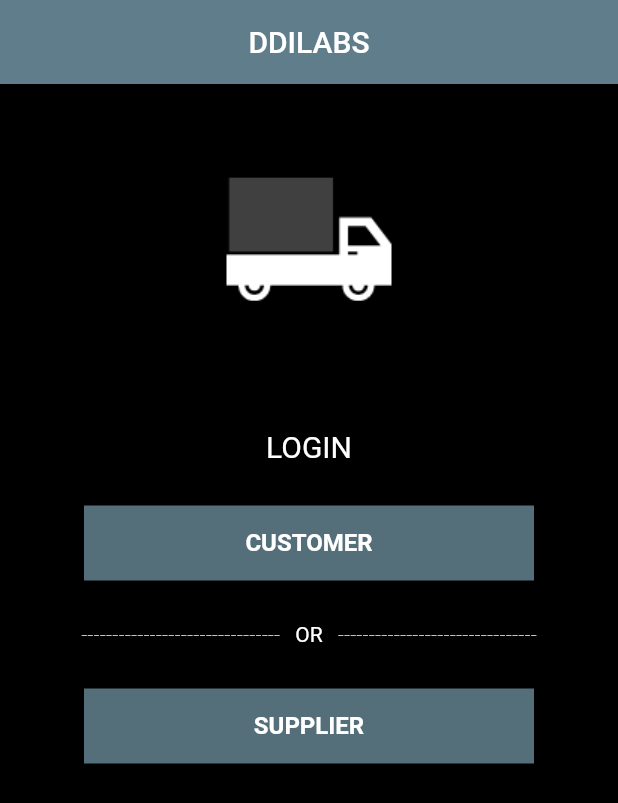
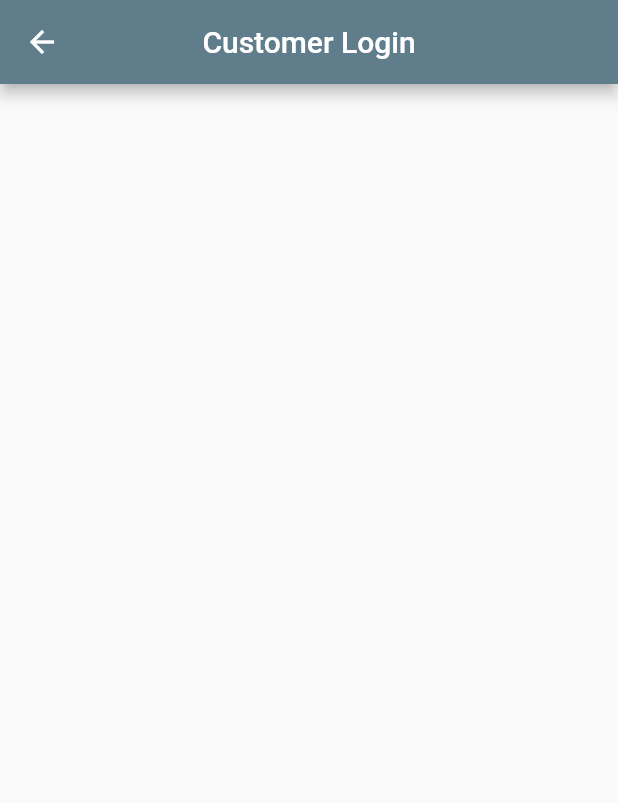
Before and after one commit to garaujo23/supply-app, a Flutter app: the screen it shows after launch, after a tap on "CUSTOMER", on a phone screen of 412 x 824 dp. Shown: the top 803 px of the screen. Run offline on Flutter 3.47's test engine with Material 2 defaults, Android fonts, the phone set to English and light mode, and no system bars.

Commit message:
Added navigation to log in screens

```diff
--- /dev/null
+++ b/flutter_app/lib/ui/customer_login_screen.dart
@@ -0,0 +1,19 @@
+import 'package:flutter/material.dart';
+
+class CustomerLoginScreen extends StatefulWidget {
+  @override
+  _CustomerLoginScreenState createState() => _CustomerLoginScreenState();
+}
+
+class _CustomerLoginScreenState extends State<CustomerLoginScreen> {
+  @override
+  Widget build(BuildContext context) {
+    return Scaffold(
+      appBar: new AppBar(
+        title: new Text("Customer Login"),
+        backgroundColor: Colors.blueGrey,
+        centerTitle: true,
+      ),
+    );
+  }
+}
--- a/flutter_app/lib/ui/home.dart
+++ b/flutter_app/lib/ui/home.dart
@@ -1,4 +1,7 @@
 import 'package:flutter/material.dart';
+
+import '../ui/customer_login_screen.dart';
+import '../ui/supplier_login_screen.dart';
 
 class Home extends StatelessWidget {
   @override
@@ -9,9 +12,7 @@ class Home extends StatelessWidget {
         centerTitle: true,
         backgroundColor: Colors.blueGrey,
       ),
-
       backgroundColor: Colors.black,
-
       body: new Container(
         alignment: Alignment.topCenter,
         child: new ListView(
@@ -30,7 +31,8 @@ class Home extends StatelessWidget {
               child: new Column(
                 children: <Widget>[
                   new Padding(padding: const EdgeInsets.all(30.0)),
-                  new Text("LOGIN",
+                  new Text(
+                    "LOGIN",
                     style: new TextStyle(
                       fontSize: 20.0,
                       fontWeight: FontWeight.w400,
@@ -40,13 +42,19 @@ class Home extends StatelessWidget {
                   ),
                   new Padding(padding: const EdgeInsets.all(14.0)),
                   new InkWell(
-                    onTap: ()=> debugPrint("Customer Pressed"),
+                    onTap: () {
+                      Navigator.push(
+                          context,
+                          MaterialPageRoute(
+                              builder: (context) => CustomerLoginScreen()));
+                    },
                     child: new Container(
                       height: 50.0,
-                      width:300.0 ,
+                      width: 300.0,
                       color: Colors.blueGrey.shade600,
                       child: new Center(
-                        child: new Text("CUSTOMER",
+                        child: new Text(
+                          "CUSTOMER",
                           style: new TextStyle(
                             fontSize: 16.0,
                             fontWeight: FontWeight.w600,
@@ -69,7 +77,8 @@ class Home extends StatelessWidget {
                         ),
                       ),
                       new Padding(padding: const EdgeInsets.all(5.0)),
-                      new Text("OR",
+                      new Text(
+                        "OR",
                         style: new TextStyle(
                           fontSize: 14.0,
                           fontWeight: FontWeight.w400,
@@ -90,13 +99,19 @@ class Home extends StatelessWidget {
                   ),
                   new Padding(padding: const EdgeInsets.all(14.0)),
                   new InkWell(
-                    onTap: ()=> debugPrint("Supplier Pressed"),
+                    onTap:  () {
+                      Navigator.push(
+                          context,
+                          MaterialPageRoute(
+                              builder: (context) => SupplierLoginScreen()));
+                    },
                     child: new Container(
                       height: 50.0,
-                      width:300.0 ,
+                      width: 300.0,
                       color: Colors.blueGrey.shade600,
                       child: new Center(
-                        child: new Text("SUPPLIER",
+                        child: new Text(
+                          "SUPPLIER",
                           style: new TextStyle(
                             fontSize: 16.0,
                             fontWeight: FontWeight.w600,
@@ -111,9 +126,7 @@ class Home extends StatelessWidget {
             ),
           ],
         ),
-
       ),
-
     );
   }
 }
```
Also changed, not shown: flutter_app/lib/ui/supplier_login_screen.dart (added, +19 -0 lines).
